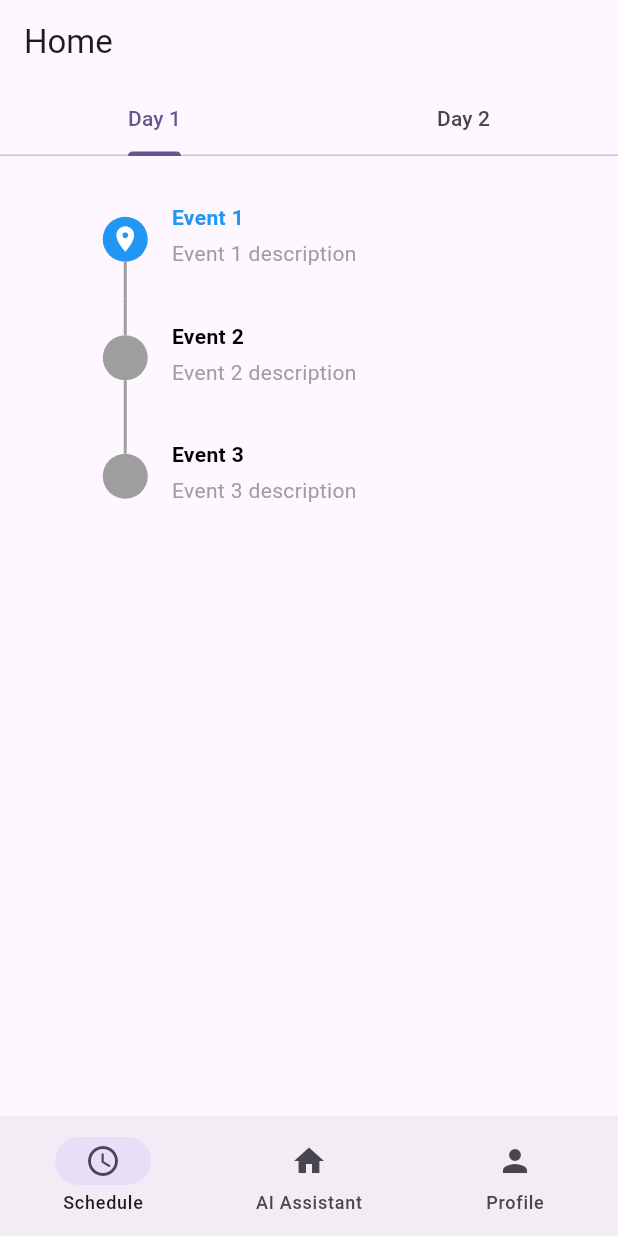
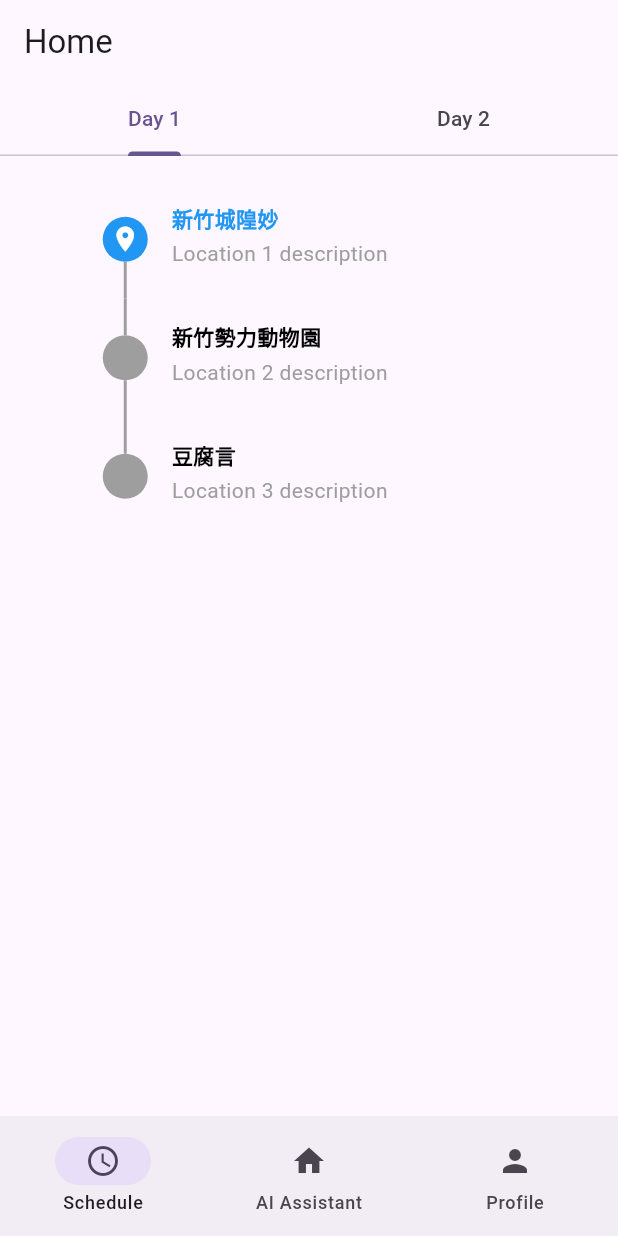
Before and after one commit to vaclisinc/Travelity, a Flutter app: the HomePage screen opened directly, on a phone screen of 412 x 824 dp. Run offline on Flutter 3.47's test engine with Material 3 defaults, Android fonts, the phone set to English and light mode, and no system bars; drawn by our look-alikes of timelines; our stand-ins replace equatable, flutter_bloc, get_it, introduction_screen, shared_preferences; accounts and stored records are empty.

Commit message:
Feat: add location detail page

```diff
--- a/lib/constant/tags.dart
+++ b/lib/constant/tags.dart
@@ -1,3 +1,4 @@
+import 'package:travelity/core/model/location_m.dart';
 import 'package:travelity/core/model/schedule_event_m.dart';
 import 'package:travelity/core/model/tags_m.dart';
 
@@ -33,45 +34,90 @@ const List<TravelPaceTag> availTravelPaceTags = [
   TravelPaceTag(tag: 'Fast'),
 ];
 
-const List<List<ScheduleEvent>> mockEvents = [
+const List<Location> mockLocations = [
+  Location(
+      id: '1',
+      name: '新竹城隍妙',
+      description: 'Location 1 description',
+      imageUrl:
+          'https://lh5.googleusercontent.com/p/AF1QipN2XLoDKctZTclJbIDyUpfnsve9yoBhNJVbJrKH=s773-k-no',
+      mapUrl: 'https://maps.app.goo.gl/T5E3j2wqpnrm3MH4A',
+      tags: ['tag1', 'tag2']),
+  Location(
+      id: '2',
+      name: '新竹勢力動物園',
+      description: 'Location 2 description',
+      imageUrl:
+          'https://www.google.com/maps/place/Hsinchu+Zoo/@24.8001508,120.9799311,3a,75y,90t/data=!3m8!1e2!3m6!1sAF1QipNme9aUhQrg3sKmzJV3xhCvIAMOSZoV59hCAKhK!2e10!3e12!6shttps:%2F%2Flh5.googleusercontent.com%2Fp%2FAF1QipNme9aUhQrg3sKmzJV3xhCvIAMOSZoV59hCAKhK%3Dw152-h86-k-no!7i4000!8i2250!4m10!1m2!2m1!1sgoogle+maps!3m6!1s0x346835dd9e16bf97:0x655055c03a215bcf!8m2!3d24.8001567!4d120.9799245!10e5!16s%2Fm%2F011qb1tq?entry=ttu&g_ep=EgoyMDI0MTAxNi4wIKXMDSoASAFQAw%3D%3D#',
+      mapUrl: 'https://maps.app.goo.gl/66ZJohyqhKFbP82W6',
+      tags: ['tag1', 'tag2']),
+  Location(
+      id: '3',
+      name: '豆腐言',
+      description: 'Location 3 description',
+      imageUrl:
+          'https://www.google.com/maps/place/Tofu+Rocks/@24.7998907,121.0296557,3a,75y,90t/data=!3m8!1e2!3m6!1sAF1QipOCdcxTFgJX8BAAK0GC5tgok-yeDwFHRzisfR0!2e10!3e12!6shttps:%2F%2Flh5.googleusercontent.com%2Fp%2FAF1QipOCdcxTFgJX8BAAK0GC5tgok-yeDwFHRzisfR0%3Dw152-h86-k-no!7i4032!8i2268!4m10!1m2!2m1!1sgoogle+maps!3m6!1s0x3468365275ff8d69:0xb9fc9a3f139d61c3!8m2!3d24.7998907!4d121.0296557!10e5!16s%2Fg%2F11b7w2__sp?entry=ttu&g_ep=EgoyMDI0MTAxNi4wIKXMDSoASAFQAw%3D%3D#',
+      mapUrl: 'https://maps.app.goo.gl/PCNw6mwBqCuNDeug9',
+      tags: ['tag1', 'tag2']),
+  Location(
+      id: '4',
+      name: '森森燒肉',
+      description: 'Location 4 description',
+      imageUrl:
+          'https://www.google.com/maps/place/森森燒肉+新竹清大店/@24.7982788,120.994621,3a,75y,90t/data=!3m8!1e2!3m6!1sAF1QipNxU_YeKf8GCm25hOH_4P3zgQzHvzCAlwxM2XYZ!2e10!3e12!6shttps:%2F%2Flh5.googleusercontent.com%2Fp%2FAF1QipNxU_YeKf8GCm25hOH_4P3zgQzHvzCAlwxM2XYZ%3Dw114-h86-k-no!7i4032!8i3024!4m10!1m2!2m1!1sgoogle+maps!3m6!1s0x3468374abfbeeb39:0x3604b5cc9d9aab9!8m2!3d24.7980508!4d120.9944424!10e5!16s%2Fg%2F11lcqwm801?entry=ttu&g_ep=EgoyMDI0MTAxNi4wIKXMDSoASAFQAw%3D%3D#',
+      mapUrl: 'https://maps.app.goo.gl/RPLJDoFZq9Et8kMPA',
+      tags: ['tag1', 'tag2']),
+  Location(
+      id: '5',
+      name: '千甲車站',
+      description: 'Location 5 description',
+      imageUrl:
+          'https://www.google.com/maps/place/Qianjia+Station/@24.8066779,121.0032786,3a,75y,90t/data=!3m8!1e2!3m6!1sAF1QipO_6V0-gk5SQ8baq1mNX2Bq3pV9Ucof_2eRT30j!2e10!3e12!6shttps:%2F%2Flh5.googleusercontent.com%2Fp%2FAF1QipO_6V0-gk5SQ8baq1mNX2Bq3pV9Ucof_2eRT30j%3Dw114-h86-k-no!7i4032!8i3024!4m10!1m2!2m1!1sgoogle+maps!3m6!1s0x3468366590af2bad:0x1ce22e1d80e66343!8m2!3d24.8066779!4d121.0032786!10e5!16s%2Fg%2F1pz2trz3w?entry=ttu&g_ep=EgoyMDI0MTAxNi4wIKXMDSoASAFQAw%3D%3D#',
+      mapUrl: 'https://maps.app.goo.gl/S5aHyh5vFCq6mvo49',
+      tags: ['tag1', 'tag2']),
+  Location(
+      id: '6',
+      name: 'AI智慧園區',
+      description: 'Location 6 description',
+      imageUrl:
+          'https://www.google.com/maps/place/Artificial+Intelligence+Area+Park/@24.8316416,121.0223401,3a,75y,90t/data=!3m8!1e2!3m6!1sAF1QipOKXNe1LkueMDSsVjEg9Iasu-lhmgJxNx67Ilra!2e10!3e12!6shttps:%2F%2Flh5.googleusercontent.com%2Fp%2FAF1QipOKXNe1LkueMDSsVjEg9Iasu-lhmgJxNx67Ilra%3Dw114-h86-k-no!7i3510!8i2634!4m10!1m2!2m1!1sgoogle+maps!3m6!1s0x346837e5c3b04d9d:0xb9aee7eb942322e!8m2!3d24.8316416!4d121.0223401!10e5!16s%2Fg%2F11rqxh6dt5?entry=ttu&g_ep=EgoyMDI0MTAxNi4wIKXMDSoASAFQAw%3D%3D#',
+      mapUrl: 'https://maps.app.goo.gl/U9DnLuQoLZtQLVXC6',
+      tags: ['tag1', 'tag2']),
+];
+
+List<List<ScheduleEvent>> mockEvents = [
   [
     ScheduleEvent(
         id: '1',
-        title: 'Event 1',
-        description: 'Event 1 description',
         startTime: '2023-07-01 10:00',
-        isCurrent: true),
+        isCurrent: true,
+        location: mockLocations[0]),
     ScheduleEvent(
         id: '2',
-        title: 'Event 2',
-        description: 'Event 2 description',
         startTime: '2023-07-01 10:00',
-        isCurrent: false),
+        isCurrent: false,
+        location: mockLocations[1]),
     ScheduleEvent(
         id: '3',
-        title: 'Event 3',
-        description: 'Event 3 description',
         startTime: '2023-07-01 10:00',
-        isCurrent: false),
+        isCurrent: false,
+        location: mockLocations[2]),
   ],
   [
     ScheduleEvent(
         id: '4',
-        title: 'Event 4',
-        description: 'Event 1 description',
         startTime: '2023-07-01 10:00',
-        isCurrent: true),
+        isCurrent: false,
+        location: mockLocations[3]),
     ScheduleEvent(
         id: '5',
-        title: 'Event 5',
-        description: 'Event 2 description',
         startTime: '2023-07-01 10:00',
-        isCurrent: false),
+        isCurrent: false,
+        location: mockLocations[4]),
     ScheduleEvent(
         id: '6',
-        title: 'Event 6',
-        description: 'Event 3 description',
         startTime: '2023-07-01 10:00',
-        isCurrent: false),
+        isCurrent: false,
+        location: mockLocations[5]),
   ]
 ];
--- /dev/null
+++ b/lib/core/model/location_m.dart
@@ -0,0 +1,22 @@
+import 'package:equatable/equatable.dart';
+
+class Location extends Equatable {
+  final String id;
+  final String name;
+  final String description;
+  final String imageUrl;
+  final String mapUrl;
+  final List<String> tags;
+
+  const Location({
+    required this.id,
+    required this.name,
+    required this.description,
+    required this.imageUrl,
+    required this.mapUrl,
+    required this.tags,
+  });
+
+  @override
+  List<Object?> get props => [id, name, description, imageUrl, mapUrl, tags];
+}
--- a/lib/core/model/schedule_event_m.dart
+++ b/lib/core/model/schedule_event_m.dart
@@ -1,24 +1,21 @@
 import 'package:equatable/equatable.dart';
+import 'package:travelity/core/model/location_m.dart';
 
 class ScheduleEvent extends Equatable {
   const ScheduleEvent(
       {required this.id,
-      required this.title,
-      required this.description,
       required this.startTime,
-      required this.isCurrent});
+      required this.isCurrent,
+      required this.location});
 
   final String id;
-  final String title;
-  final String description;
   final String startTime;
   final bool isCurrent;
+  final Location location;
 
   @override
   List<Object?> get props => [
         id,
-        title,
-        description,
         startTime,
         isCurrent,
       ];
--- a/lib/features/home/home.dart
+++ b/lib/features/home/home.dart
@@ -19,7 +19,7 @@ class _HomePageState extends State<HomePage> {
         title: const Text('Home'),
       ),
       body: switch (currentPageIndex) {
-        0 => const ScheduleBody(allEvents: mockEvents),
+        0 => ScheduleBody(allEvents: mockEvents),
         1 => const AIAssistantBody(),
         2 => const Center(child: Text('Profile page')),
         _ => const Center(child: Text('Home page')),
--- a/lib/features/schedule/schedule.dart
+++ b/lib/features/schedule/schedule.dart
@@ -2,6 +2,7 @@ import 'package:flutter/material.dart';
 import 'package:get_it/get_it.dart';
 import 'package:timelines/timelines.dart';
 import 'package:travelity/core/model/schedule_event_m.dart';
+import 'package:travelity/features/location/location_detail.dart';
 
 class ScheduleBody extends StatelessWidget {
   const ScheduleBody({super.key, required this.allEvents});
@@ -63,13 +64,26 @@ class ScheduleTimeLine extends StatelessWidget {
           itemCount: events.length,
           contentsBuilder: (context, index) {
             final event = events[index];
-            return Padding(
-              padding: const EdgeInsets.only(left: 16.0, bottom: 20.0, top: 15),
+            return GestureDetector(
+              onTap: () => {
+                Navigator.push(
+                  context,
+                  MaterialPageRoute(
+                    builder: (context) => LocationDetailPage(
+                      location: event.location,
+                    ),
+                    fullscreenDialog: true,
+                  ),
+                )
+              },
+              child: Padding(
+                padding:
+                    const EdgeInsets.only(left: 16.0, bottom: 20.0, top: 15),
                 child: Column(
                   crossAxisAlignment: CrossAxisAlignment.start,
                   children: [
                     Text(
-                    event.title,
+                      event.location.name,
                       style: TextStyle(
                         fontWeight: FontWeight.bold,
                         color: event.isCurrent ? Colors.blue : Colors.black,
@@ -77,10 +91,11 @@ class ScheduleTimeLine extends StatelessWidget {
                     ),
                     const SizedBox(height: 4),
                     Text(
-                    event.description,
+                      event.location.description,
                       style: const TextStyle(color: Colors.grey),
                     ),
                   ],
+                ),
               ),
             );
           },
@@ -104,24 +119,3 @@ class ScheduleTimeLine extends StatelessWidget {
     );
   }
 }
-
-final List<ScheduleEvent> events = [
-  const ScheduleEvent(
-      id: '1',
-      title: '인스타그램',
-      description: '바다나는 어떤 이야기지?',
-      startTime: '2023-07-01 10:00',
-      isCurrent: true),
-  const ScheduleEvent(
-      id: '2',
-      title: '인스타그램',
-      description: '바다나는 어떤 이야기지?',
-      startTime: '2023-07-01 10:00',
-      isCurrent: false),
-  const ScheduleEvent(
-      id: '3',
-      title: '인스타그램',
-      description: '바다나는 어떤 이야기지?',
-      startTime: '2023-07-01 10:00',
-      isCurrent: false),
-];
```
Also changed, not shown: lib/features/location/location_detail.dart (added, +171 -0 lines). Lines whose indentation alone changed are shown as unchanged.
